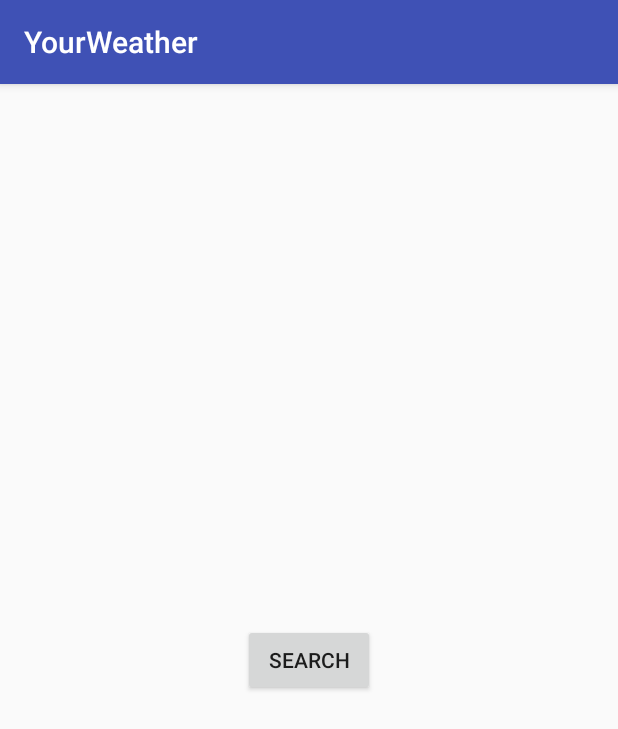
After one commit to ErikMedina/YourWeather, an Android app: the SearchableActivity screen opened directly, with no data from a screen before it, on a phone screen of 412 x 824 dp. The commit adds this screen. Shown: the top 729 px of the screen. Run offline under Robolectric (Android 15) with nearby library versions, the phone set to English and light mode, and no system bars; our stand-ins replace ButterKnife, Timber.

Commit message:
Add search interface

```diff
--- /dev/null
+++ b/app/src/main/java/com/erikmedina/yourweather/ui/searchable/SearchableActivity.java
@@ -0,0 +1,40 @@
+package com.erikmedina.yourweather.ui.searchable;
+
+import android.app.SearchManager;
+import android.content.Intent;
+import android.os.Bundle;
+import butterknife.OnClick;
+import com.erikmedina.yourweather.R;
+import com.erikmedina.yourweather.ui.base.BaseActivity;
+
+public class SearchableActivity extends BaseActivity
+    implements SearchableView {
+
+  SearchablePresenter searchablePresenter;
+
+  @Override
+  protected void onCreate(Bundle savedInstanceState) {
+    super.onCreate(savedInstanceState);
+    searchablePresenter = new SearchablePresenterImpl(this);
+
+    Intent intent = getIntent();
+    if (Intent.ACTION_SEARCH.equals(intent.getAction())) {
+      String query = intent.getStringExtra(SearchManager.QUERY);
+    }
+
+  }
+
+
+
+
+
+  @Override
+  protected int getLayoutResourceId() {
+    return R.layout.activity_search;
+  }
+
+  @OnClick(R.id.b_search)
+  public void onButtonSearchClicked() {
+    searchablePresenter.searchLocation("Madrid");
+  }
+}
--- /dev/null
+++ b/app/src/main/java/com/erikmedina/yourweather/ui/searchable/SearchablePresenter.java
@@ -0,0 +1,10 @@
+package com.erikmedina.yourweather.ui.searchable;
+
+/**
+ * Created by erik on 25/03/17.
+ */
+
+public interface SearchablePresenter {
+
+  void searchLocation(String location);
+}
--- a/app/src/main/java/com/erikmedina/yourweather/ui/search/SearchPresenterImpl.java
+++ b/app/src/main/java/com/erikmedina/yourweather/ui/searchable/SearchablePresenterImpl.java
@@ -1,4 +1,4 @@
-package com.erikmedina.yourweather.ui.search;
+package com.erikmedina.yourweather.ui.searchable;
 
 import com.erikmedina.yourweather.domain.entity.LocationsInfo;
 import com.erikmedina.yourweather.domain.interactor.GetLocationsInfoInteractor;
@@ -10,7 +10,7 @@ import timber.log.Timber;
  * Created by erik on 25/03/17.
  */
 
-class SearchPresenterImpl implements SearchPresenter {
+class SearchablePresenterImpl implements SearchablePresenter {
 
   private final int MAX_ROWS = 20;
   private final int START_ROW = 0;
@@ -19,10 +19,10 @@ class SearchPresenterImpl implements SearchPresenter {
   private final String USERNAME_1 = "ilgeonamessample";
   private final String USERNAME_2 = "demo";
 
-  private SearchView view;
+  private SearchableView view;
   private GetLocationsInfoInteractor getLocationsInfoInteractor;
 
-  public SearchPresenterImpl(SearchView view) {
+  public SearchablePresenterImpl(SearchableView view) {
     this.view = view;
     getLocationsInfoInteractor = new GetLocationsInfoInteractorImpl();
   }
--- /dev/null
+++ b/app/src/main/java/com/erikmedina/yourweather/ui/searchable/SearchableView.java
@@ -0,0 +1,9 @@
+package com.erikmedina.yourweather.ui.searchable;
+
+/**
+ * Created by erik on 25/03/17.
+ */
+
+public interface SearchableView {
+
+}
--- a/app/src/main/res/layout/activity_main.xml
+++ b/app/src/main/res/layout/activity_search.xml
@@ -4,19 +4,19 @@
   xmlns:tools="http://schemas.android.com/tools"
   android:layout_width="match_parent"
   android:layout_height="match_parent"
-  tools:context="com.erikmedina.yourweather.ui.search.SearchActivity">
+  tools:context="com.erikmedina.yourweather.ui.searchable.SearchableActivity">
 
   <Button
     android:id="@+id/b_search"
     android:layout_width="wrap_content"
     android:layout_height="wrap_content"
+    android:layout_marginTop="8dp"
+    android:layout_marginBottom="8dp"
+    android:layout_marginLeft="8dp"
+    android:layout_marginRight="8dp"
     android:text="@string/search"
-    android:layout_marginLeft="8dp"
+    app:layout_constraintBottom_toBottomOf="parent"
     app:layout_constraintLeft_toLeftOf="parent"
-    android:layout_marginRight="8dp"
     app:layout_constraintRight_toRightOf="parent"
-    app:layout_constraintTop_toTopOf="parent"
-    android:layout_marginTop="8dp"
-    app:layout_constraintBottom_toBottomOf="parent"
-    android:layout_marginBottom="8dp" />
+    app:layout_constraintTop_toTopOf="parent" />
 </android.support.constraint.ConstraintLayout>
--- a/app/src/main/res/values/strings.xml
+++ b/app/src/main/res/values/strings.xml
@@ -1,5 +1,5 @@
 <resources>
   <string name="app_name">YourWeather</string>
-  <string name="search_hint">Search</string>
+  <string name="search_hint">Search location</string>
   <string name="search">Search</string>
 </resources>
```
Also changed, not shown: app/src/main/AndroidManifest.xml (+20 -3 lines), app/src/main/java/com/erikmedina/yourweather/ui/launch/LaunchActivity.java (added, +35 -0 lines), app/src/main/java/com/erikmedina/yourweather/ui/search/SearchActivity.java (deleted, +0 -28 lines), app/src/main/java/com/erikmedina/yourweather/ui/search/SearchPresenter.java (deleted, +0 -10 lines), app/src/main/java/com/erikmedina/yourweather/ui/search/SearchView.java (deleted, +0 -9 lines), app/src/main/res/menu/options_menu.xml (added, +11 -0 lines), app/src/main/res/drawable-hdpi/ic_search.png (added), app/src/main/res/drawable-mdpi/ic_search.png (added), app/src/main/res/drawable-xhdpi/ic_search.png (added), app/src/main/res/drawable-xxhdpi/ic_search.png (added), app/src/main/res/drawable-xxxhdpi/ic_search.png (added), app/src/main/res/xml/searchable.xml (renamed from app/src/main/res/layout/searchable.xml).
